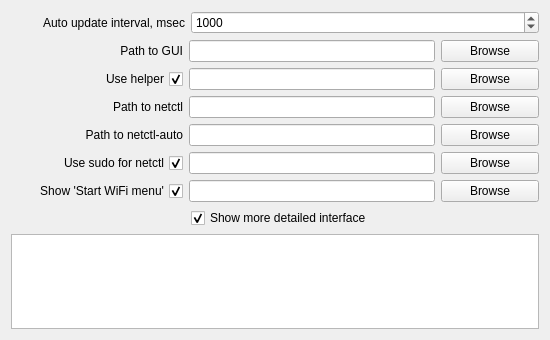
arcan1s/netctl-gui, file sources/plasmoid-kde4/widget.ui: the form before one commit.
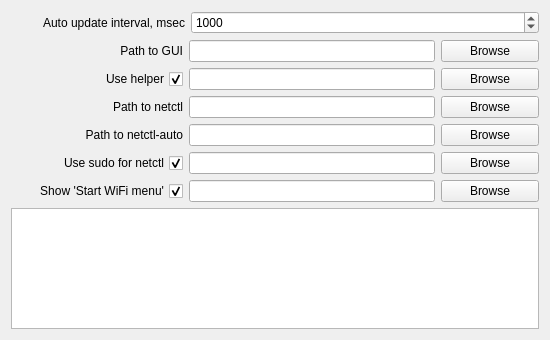
The form after the commit.

```diff
--- a/sources/plasmoid-kde4/widget.ui
+++ b/sources/plasmoid-kde4/widget.ui
@@ -329,36 +329,6 @@
      </item>
     </layout>
    </item>
-   <item>
-    <layout class="QHBoxLayout" name="layout_showBigInterface">
-     <item>
-      <widget class="QLabel" name="label_showBigInterface">
-       <property name="sizePolicy">
-        <sizepolicy hsizetype="Preferred" vsizetype="Preferred">
-         <horstretch>1</horstretch>
-         <verstretch>0</verstretch>
-        </sizepolicy>
-       </property>
-      </widget>
-     </item>
-     <item>
-      <widget class="QCheckBox" name="checkBox_showBigInterface">
-       <property name="sizePolicy">
-        <sizepolicy hsizetype="Minimum" vsizetype="Fixed">
-         <horstretch>2</horstretch>
-         <verstretch>0</verstretch>
-        </sizepolicy>
-       </property>
-       <property name="text">
-        <string>Show more detailed interface</string>
-       </property>
-       <property name="checked">
-        <bool>true</bool>
-       </property>
-      </widget>
-     </item>
-    </layout>
-   </item>
    <item>
     <widget class="QPlainTextEdit" name="textEdit">
      <property name="toolTip">
```
